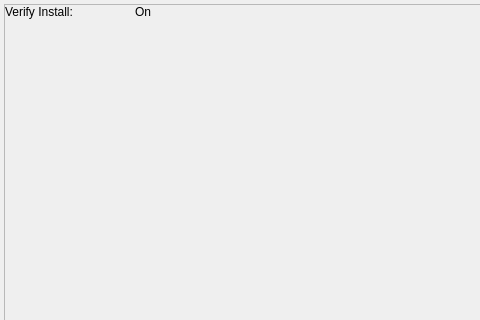
Old version of the form CoActionOS-QtSDK/CSdk/CKernelInstaller.ui in the repository CoActionOS/CoActionOS-Desktop; both pictures show x 0 to 480 and y 0 to 320 of the 764 by 453 pixel window.
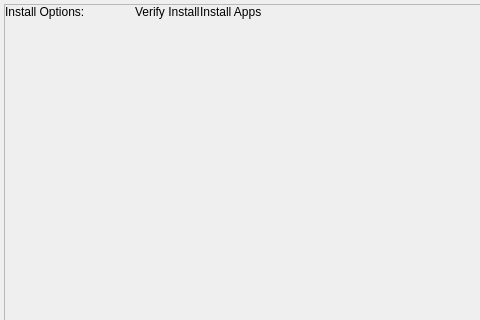
New version of the form. Custom widgets are drawn as their Qt base class.

The edit to the form file:
```diff
--- a/CoActionOS-QtSDK/CSdk/CKernelInstaller.ui
+++ b/CoActionOS-QtSDK/CSdk/CKernelInstaller.ui
@@ -14,6 +14,9 @@
    <string>Form</string>
   </property>
   <layout class="QVBoxLayout" name="verticalLayout">
+   <property name="spacing">
+    <number>4</number>
+   </property>
    <property name="leftMargin">
     <number>4</number>
    </property>
@@ -88,16 +91,27 @@
             </size>
            </property>
            <property name="text">
-            <string>Verify Install:</string>
+            <string>Install Options:</string>
            </property>
           </widget>
          </item>
          <item row="1" column="1">
+          <layout class="QHBoxLayout" name="horizontalLayout_2">
+           <item>
           <widget class="CCheckbox" name="verifyInstallCheckBox">
            <property name="text">
-            <string>On</string>
-           </property>
-          </widget>
+              <string>Verify Install</string>
+             </property>
+            </widget>
+           </item>
+           <item>
+            <widget class="CCheckbox" name="installAppsCheckbox">
+             <property name="text">
+              <string>Install Apps</string>
+             </property>
+            </widget>
+           </item>
+          </layout>
          </item>
         </layout>
        </item>
```
Lines whose indentation alone changed are shown as unchanged.
